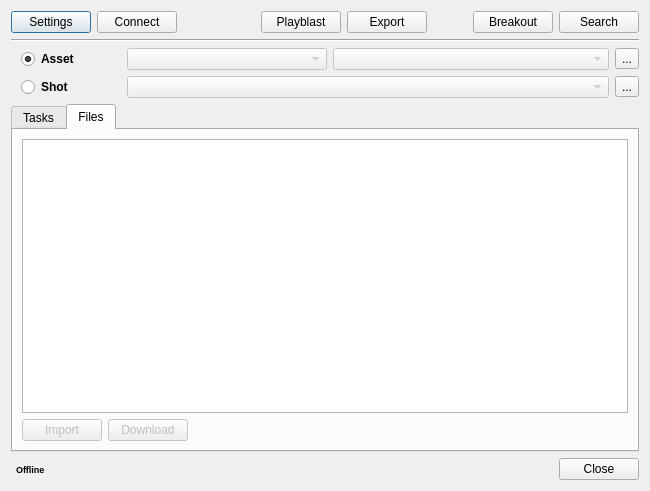
Old version of the form module/wildchildanimation/gui/forms/maya/swing_desktop.ui in the repository dearyangyu/swing.
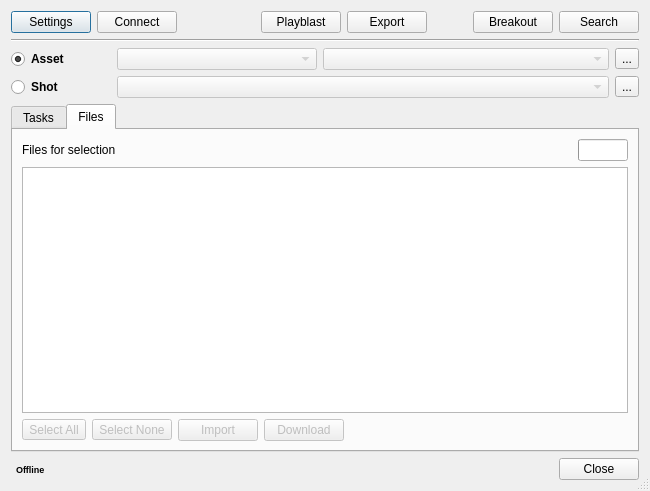
New version of the form. The open tabs and pages were chosen to show the change.

Patch:
```diff
--- a/module/wildchildanimation/gui/forms/maya/swing_desktop.ui
+++ b/module/wildchildanimation/gui/forms/maya/swing_desktop.ui
@@ -13,6 +13,9 @@
   <property name="windowTitle">
    <string>treehouse: swing</string>
   </property>
+  <property name="sizeGripEnabled">
+   <bool>true</bool>
+  </property>
   <layout class="QVBoxLayout" name="verticalLayout">
    <item>
     <layout class="QHBoxLayout" name="connectionLayout">
@@ -135,22 +138,6 @@
    </item>
    <item>
     <layout class="QHBoxLayout" name="horizontalLayoutAsset">
-     <item>
-      <spacer name="horizontalSpacerAsset">
-       <property name="orientation">
-        <enum>Qt::Horizontal</enum>
-       </property>
-       <property name="sizeType">
-        <enum>QSizePolicy::Fixed</enum>
-       </property>
-       <property name="sizeHint" stdset="0">
-        <size>
-         <width>10</width>
-         <height>20</height>
-        </size>
-       </property>
-      </spacer>
-     </item>
      <item>
       <widget class="QRadioButton" name="radioButtonAsset">
        <property name="minimumSize">
@@ -240,22 +227,6 @@
    </item>
    <item>
     <layout class="QHBoxLayout" name="horizontalLayoutShot">
-     <item>
-      <spacer name="horizontalSpacerShot">
-       <property name="orientation">
-        <enum>Qt::Horizontal</enum>
-       </property>
-       <property name="sizeType">
-        <enum>QSizePolicy::Fixed</enum>
-       </property>
-       <property name="sizeHint" stdset="0">
-        <size>
-         <width>10</width>
-         <height>20</height>
-        </size>
-       </property>
-      </spacer>
-     </item>
      <item>
       <widget class="QRadioButton" name="radioButtonShot">
        <property name="minimumSize">
@@ -398,11 +369,74 @@
         <layout class="QHBoxLayout" name="horizontalLayout">
          <item>
           <layout class="QVBoxLayout" name="verticalLayout_2">
+           <item>
+            <layout class="QHBoxLayout" name="horizontalLayout_3">
+             <item>
+              <widget class="QLabel" name="labelFileTableSelection">
+               <property name="text">
+                <string>Files for selection</string>
+               </property>
+              </widget>
+             </item>
+             <item>
+              <spacer name="horizontalSpacer_7">
+               <property name="orientation">
+                <enum>Qt::Horizontal</enum>
+               </property>
+               <property name="sizeHint" stdset="0">
+                <size>
+                 <width>40</width>
+                 <height>20</height>
+                </size>
+               </property>
+              </spacer>
+             </item>
+             <item>
+              <widget class="QProgressBar" name="progressBarFileTable">
+               <property name="maximumSize">
+                <size>
+                 <width>50</width>
+                 <height>16777215</height>
+                </size>
+               </property>
+               <property name="maximum">
+                <number>1</number>
+               </property>
+               <property name="value">
+                <number>-1</number>
+               </property>
+               <property name="textVisible">
+                <bool>false</bool>
+               </property>
+              </widget>
+             </item>
+            </layout>
+           </item>
            <item>
             <widget class="QTableView" name="tableViewFiles"/>
            </item>
            <item>
             <layout class="QHBoxLayout" name="horizontalLayout_5">
+             <item>
+              <widget class="QToolButton" name="toolButtonFileTableSelectAll">
+               <property name="enabled">
+                <bool>false</bool>
+               </property>
+               <property name="text">
+                <string>Select All</string>
+               </property>
+              </widget>
+             </item>
+             <item>
+              <widget class="QToolButton" name="toolButtonFileSelectNone">
+               <property name="enabled">
+                <bool>false</bool>
+               </property>
+               <property name="text">
+                <string>Select None</string>
+               </property>
+              </widget>
+             </item>
              <item>
               <widget class="QPushButton" name="pushButtonImport">
                <property name="enabled">
```
Left out of the diff: 43 changed lines with no effect on the pictures.
